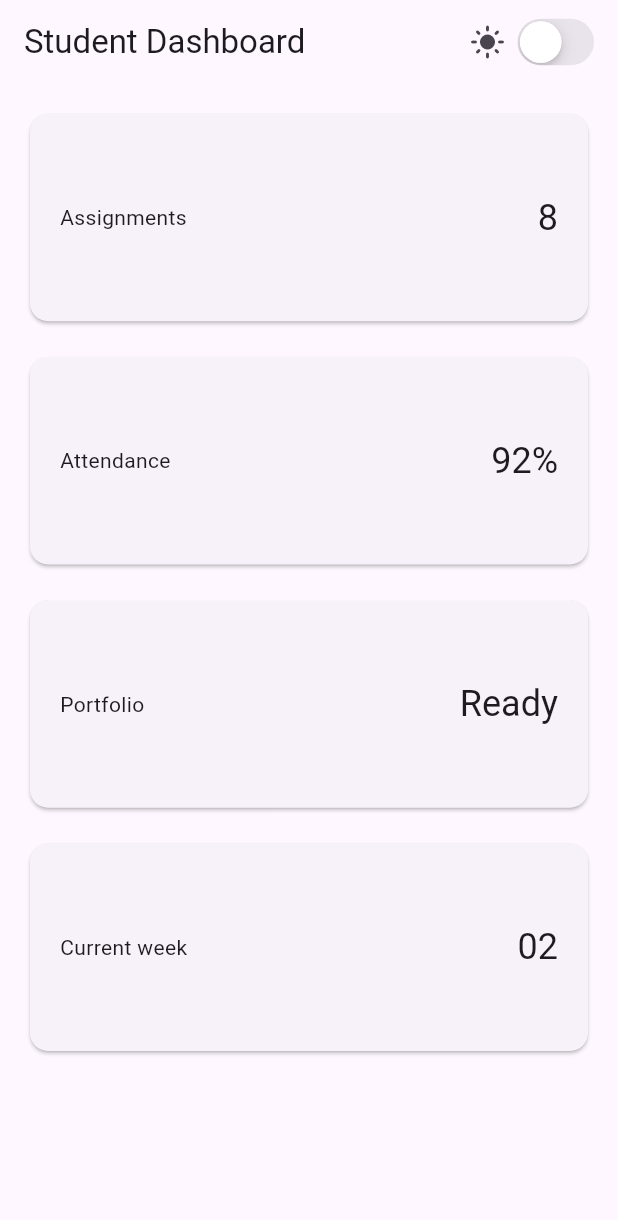
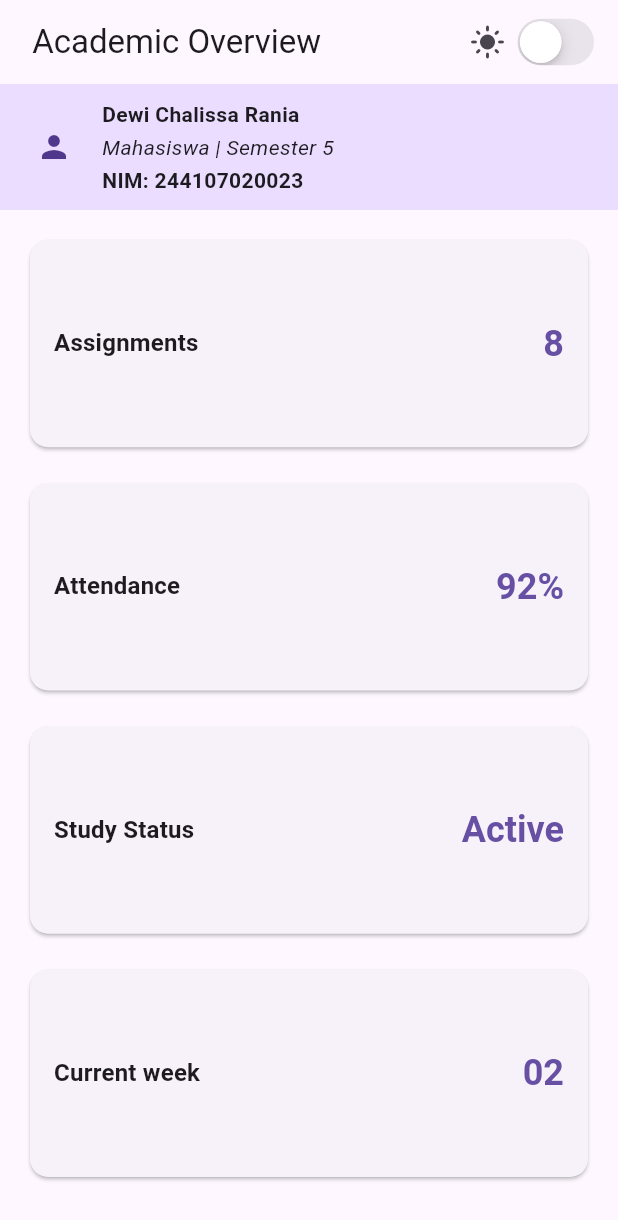
Before and after one commit to ichaxpro/244107020023-mobile-course, a Flutter app: the DashboardPage screen opened directly with empty values, on a phone screen of 412 x 824 dp. Shown: the top 1220 px of the screen. Run offline on Flutter 3.47's test engine with Material 3 defaults, Android fonts, the light colour scheme and no system bars.

Commit message:
fead: add readme and main assignment

```diff
--- a/02-week-2-declarative-ui-responsive-design/App1/responsive_dashboard/lib/responsive_dashboard_practicum/main.dart
+++ b/02-week-2-declarative-ui-responsive-design/App1/responsive_dashboard/lib/responsive_dashboard_practicum/main.dart
@@ -1,5 +1,7 @@
 import 'package:flutter/material.dart';
 import 'package:flutter/cupertino.dart';
+
+const double kWideBreakpoint = 600;
 
 void main() => runApp(const DashboardApp());
 
@@ -17,8 +19,8 @@ class _DashboardAppState extends State<DashboardApp> {
   Widget build(BuildContext context) {
     return MaterialApp(
       debugShowCheckedModeBanner: false,
-      theme: ThemeData(useMaterial3: true, colorSchemeSeed: Colors.indigo),
-      darkTheme: ThemeData(useMaterial3: true, brightness: Brightness.dark, colorSchemeSeed: Colors.indigo),
+      theme: ThemeData(useMaterial3: true, colorSchemeSeed: Colors.blue),
+      darkTheme: ThemeData(useMaterial3: true, brightness: Brightness.dark, colorSchemeSeed: Colors.blue),
       themeMode: isDark ? ThemeMode.dark : ThemeMode.light,
       home: DashboardPage(
         isDark: isDark,
@@ -37,7 +39,7 @@ class DashboardPage extends StatelessWidget {
   Widget build(BuildContext context) {
     return Scaffold(
       appBar: AppBar(
-        title: const Text('Student Dashboard'),
+        title: const Text(' Academic Overview'),
         actions: [
           Row(
             children: [
@@ -56,9 +58,48 @@ class DashboardPage extends StatelessWidget {
           ),
         ],
       ),
-      body: LayoutBuilder(
+      body: Column(
+        children: [
+          Semantics(
+            label: 'Profil mahasiswa, Dewi Chalissa Rania, NIM 244107020023, semester 5',
+            container: true,
+            child: Container(
+              width: double.infinity,
+              padding: const EdgeInsets.symmetric(horizontal: 16, vertical: 10),
+              color: Theme.of(context).colorScheme.primaryContainer,
+              child: Row(
+                children: [
+                  const CircleAvatar(
+                    child: Icon(Icons.person),
+                  ),
+                  const SizedBox(width: 12),
+                  Column(
+                    crossAxisAlignment: CrossAxisAlignment.start,
+                    children: [
+                      Text(
+                        'Dewi Chalissa Rania',
+                        style: TextStyle(fontWeight: FontWeight.bold),
+                      ),
+                      SizedBox(height: 2),
+                      Text(
+                        'Mahasiswa | Semester 5',
+                        style: TextStyle(fontStyle: FontStyle.italic),
+                      ),
+                      SizedBox(height: 2),
+                      Text(
+                        'NIM: 244107020023',
+                        style: TextStyle(fontWeight: FontWeight.w600),
+                      ),
+                    ],
+                  ),
+                ],
+              ),
+            ),
+          ),
+          Expanded(
+            child: LayoutBuilder(
               builder: (context, constraints) {
-          final columns = constraints.maxWidth >= 700 ? 2 : 1;
+                final columns = constraints.maxWidth >= kWideBreakpoint ? 2 : 1;
                 return GridView.count(
                   padding: const EdgeInsets.all(16),
                   crossAxisCount: columns,
@@ -66,34 +107,54 @@ class DashboardPage extends StatelessWidget {
                   mainAxisSpacing: 16,
                   childAspectRatio: 2.6,
                   children: const [
-              DashboardCard(title: 'Assignments', value: '8'),
-              DashboardCard(title: 'Attendance', value: '92%'),
-              DashboardCard(title: 'Portfolio', value: 'Ready'),
-              DashboardCard(title: 'Current week', value: '02'),
+                    InfoCard(title: 'Assignments', value: '8'),
+                    InfoCard(title: 'Attendance', value: '92%'),
+                    InfoCard(title: 'Study Status', value: 'Active'),
+                    InfoCard(title: 'Current week', value: '02'),
                   ],
                 );
               },
+            ),
+          ),
+        ],
       ),
     );
   }
 }
 
-class DashboardCard extends StatelessWidget {
-  const DashboardCard({required this.title, required this.value, super.key});
+class InfoCard extends StatelessWidget {
+  const InfoCard({required this.title, required this.value, super.key});
   final String title;
   final String value;
 
   @override
   Widget build(BuildContext context) {
+    final theme = Theme.of(context);
+
     return Semantics(
       label: '$title: $value',
       child: Card(
         child: Padding(
-          padding: const EdgeInsets.all(20),
-          child: Row(children: [
-            Expanded(child: Text(title)),
-            Text(value, style: Theme.of(context).textTheme.headlineSmall),
-          ]),
+          padding: const EdgeInsets.all(16),
+          child: Row(
+            children: [
+              Expanded(
+                child: Text(
+                  title,
+                  style: theme.textTheme.titleMedium?.copyWith(
+                    fontWeight: FontWeight.w600,
+                  ),
+                ),
+              ),
+              Text(
+                value,
+                style: theme.textTheme.headlineSmall?.copyWith(
+                  fontWeight: FontWeight.bold,
+                  color: theme.colorScheme.primary,
+                ),
+              ),
+            ],
+          ),
         ),
       ),
     );
```
Also changed, not shown: 10 other files. Lines whose indentation alone changed are shown as unchanged.
